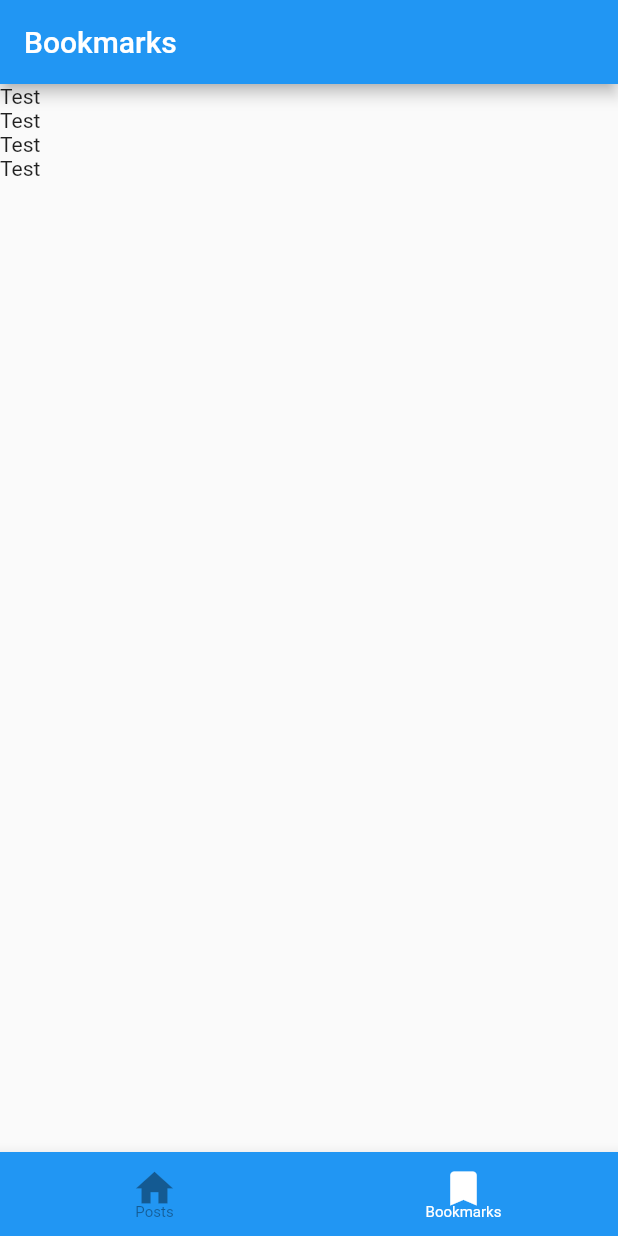
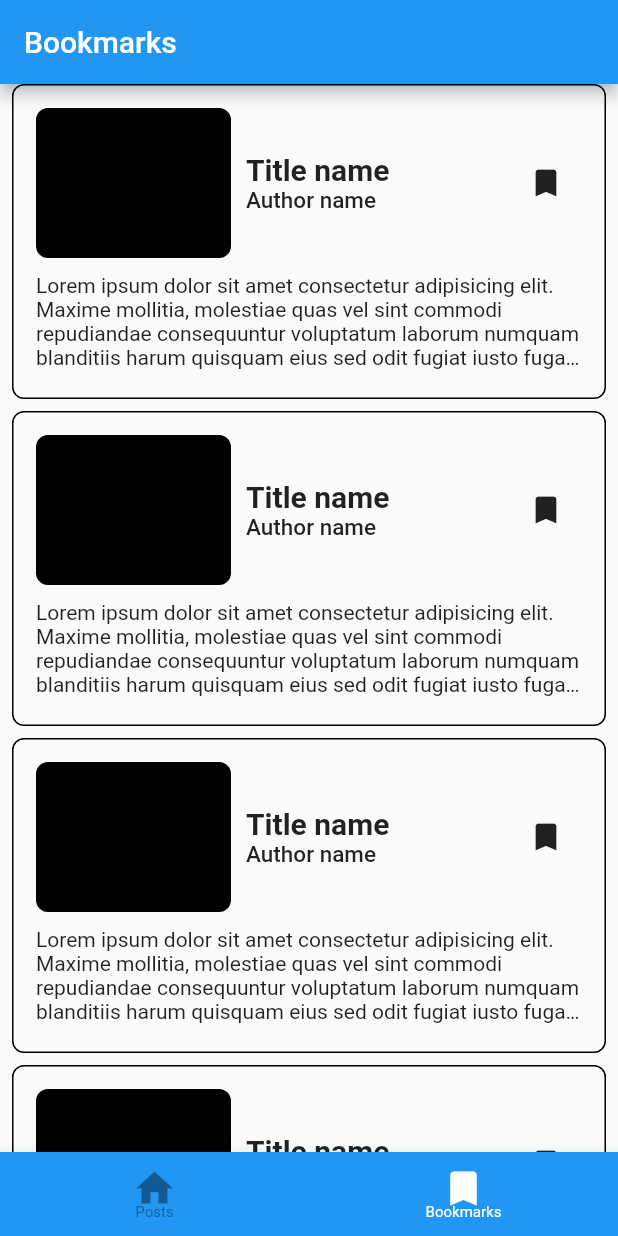
Before and after one commit to maykhid/blog_app, a Flutter app: the screen it shows after launch, item 2 of the bottom bar chosen, on a phone screen of 412 x 824 dp. Run offline on Flutter 3.47's test engine with Material 2 defaults, Android fonts, the phone set to English and light mode, and no system bars; our stand-ins replace get_it.

Commit message:
update: remove unnecessary padding, dummy ui view for bookmark

```diff
--- a/lib/app/features/bookmarked/view/screens/bookmark_screen.dart
+++ b/lib/app/features/bookmarked/view/screens/bookmark_screen.dart
@@ -1,3 +1,4 @@
+import 'package:blog_app/app/features/home/view/widgets/postcard_widget.dart';
 import 'package:flutter/material.dart';
 
 class BookmarkScreen extends StatelessWidget {
@@ -10,8 +11,13 @@ class BookmarkScreen extends StatelessWidget {
         title: const Text('Bookmarks'),
       ),
       body: SafeArea(
-        child:
-            ListView.builder(itemCount: 4, itemBuilder: (context, _) => const Text('Test')),
+        minimum: const EdgeInsets.symmetric(horizontal: 8),
+        child: ListView.separated(
+            separatorBuilder: (context, count) => const SizedBox.square(
+                  dimension: 8,
+                ),
+            itemCount: 4,
+            itemBuilder: (context, _) => const PostCard(showBookmarkedStatus: true,)),
       ),
     );
   }
--- a/lib/app/features/home/view/widgets/postcard_widget.dart
+++ b/lib/app/features/home/view/widgets/postcard_widget.dart
@@ -6,7 +6,10 @@ import '../../../../../core/ui/widgets/app_spacing.dart';
 class PostCard extends StatelessWidget {
   const PostCard({
     super.key,
+    this.showBookmarkedStatus = false,
   });
+
+  final bool showBookmarkedStatus;
 
   @override
   Widget build(BuildContext context) {
@@ -51,7 +54,14 @@ class PostCard extends StatelessWidget {
                       style:
                           TextStyle(fontSize: 15, fontWeight: FontWeight.w500)),
                 ],
-              )
+              ),
+
+              const Spacer(),
+
+              showBookmarkedStatus
+                  ? IconButton(
+                      onPressed: () {}, icon: const Icon(Icons.bookmark))
+                  : const SizedBox(),
             ],
           ),
 
```
Also changed, not shown: lib/app/features/home/view/screens/home_screen.dart (+4 -6 lines).
